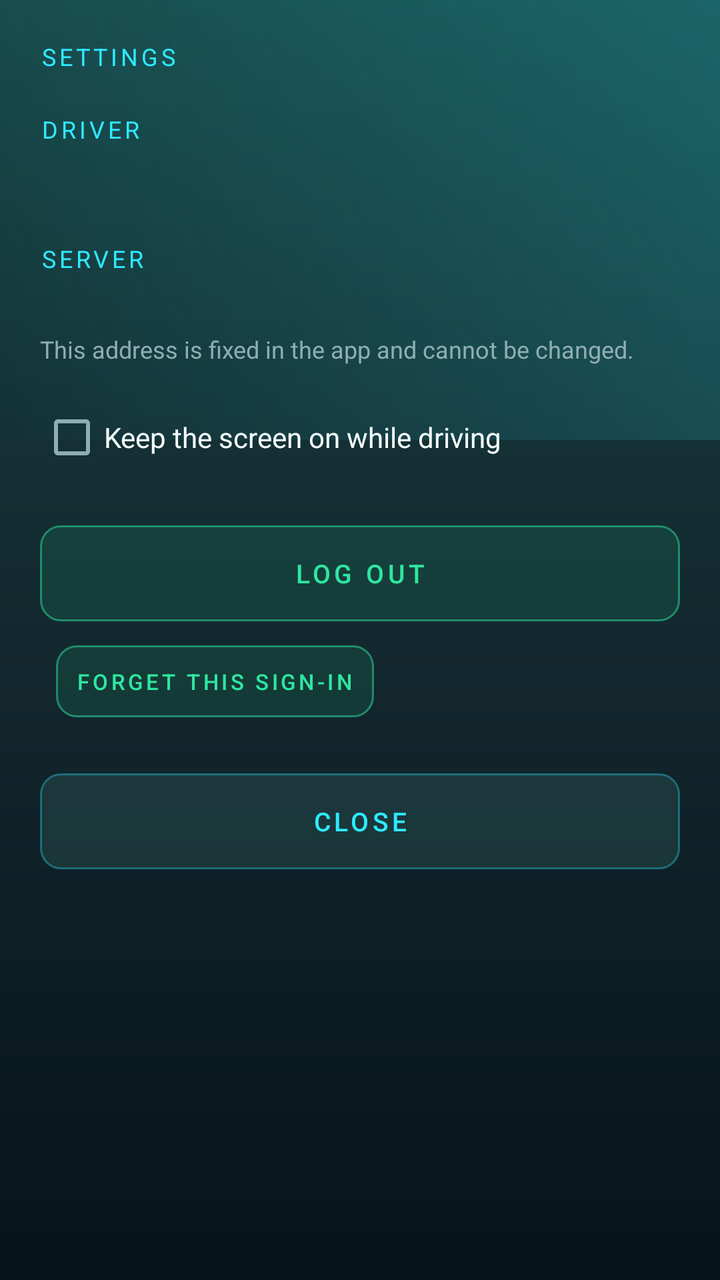
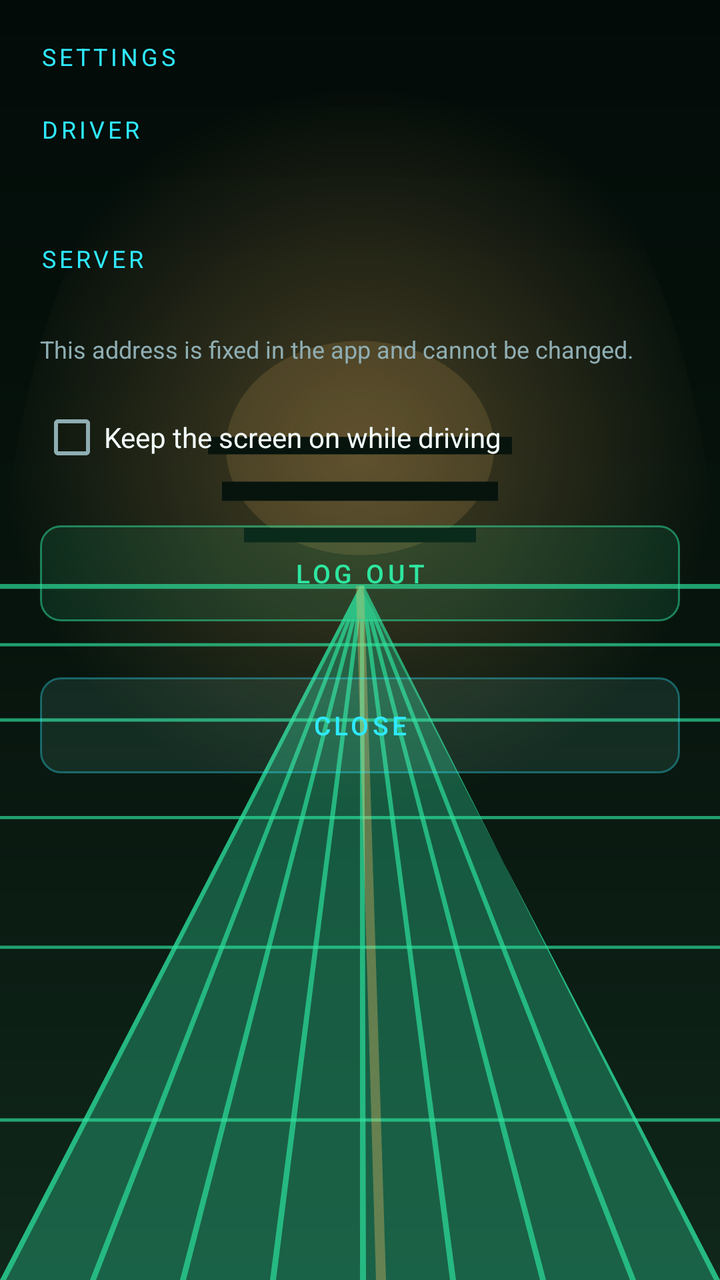

Two renders of the same Android screen: before a commit and after it. Below are the layout's source before the change and the commit's diff.
<!-- AndroidManifest.xml: activity theme Theme.NightRider -->
<!-- res/layout/activity_settings.xml -->
<?xml version="1.0" encoding="utf-8"?>
<ScrollView xmlns:android="http://schemas.android.com/apk/res/android"
    android:layout_width="match_parent"
    android:layout_height="match_parent"
    android:fillViewport="true">

    <LinearLayout
        android:layout_width="match_parent"
        android:layout_height="wrap_content"
        android:orientation="vertical"
        android:padding="20dp">

        <TextView
            style="@style/NrLabel"
            android:layout_width="match_parent"
            android:layout_height="wrap_content"
            android:text="@string/settings_title" />

        <TextView
            style="@style/NrLabel"
            android:layout_width="match_parent"
            android:layout_height="wrap_content"
            android:layout_marginTop="20dp"
            android:text="@string/driver_label" />

        <TextView
            android:id="@+id/driverValue"
            android:layout_width="match_parent"
            android:layout_height="wrap_content"
            android:layout_marginTop="4dp"
            android:textColor="@color/ice"
            android:textSize="18sp" />

        <TextView
            style="@style/NrLabel"
            android:layout_width="match_parent"
            android:layout_height="wrap_content"
            android:layout_marginTop="20dp"
            android:text="@string/server_label" />

        <TextView
            android:id="@+id/serverValue"
            android:layout_width="match_parent"
            android:layout_height="wrap_content"
            android:layout_marginTop="4dp"
            android:textColor="@color/cyan"
            android:textSize="14sp" />

        <TextView
            android:layout_width="match_parent"
            android:layout_height="wrap_content"
            android:layout_marginTop="6dp"
            android:text="@string/server_note"
            android:textColor="@color/mist"
            android:textSize="12sp" />

        <CheckBox
            android:id="@+id/keepAwake"
            android:layout_width="match_parent"
            android:layout_height="wrap_content"
            android:layout_marginTop="20dp"
            android:text="@string/keep_awake"
            android:textColor="@color/ice"
            android:textSize="14sp" />

        <Button
            android:id="@+id/logoutButton"
            style="@style/NrButton.Alt"
            android:layout_width="match_parent"
            android:layout_height="wrap_content"
            android:layout_marginTop="28dp"
            android:text="@string/action_logout" />

        <Button
            android:id="@+id/resetPinButton"
            style="@style/NrBarButton.Alt"
            android:layout_width="wrap_content"
            android:layout_height="wrap_content"
            android:layout_marginTop="12dp"
            android:text="@string/reset_pin" />

        <Button
            android:id="@+id/closeButton"
            style="@style/NrButton"
            android:layout_width="match_parent"
            android:layout_height="wrap_content"
            android:layout_marginTop="28dp"
            android:text="@string/close" />
    </LinearLayout>
</ScrollView>
<!-- resources referenced by this layout -->
<resources>
  <color name="cyan">#2FE9FF</color>
  <color name="ice">#F3FDFB</color>
  <color name="mist">#8FAEB3</color>
  <string name="action_logout">Log out</string>
  <string name="close">Close</string>
  <string name="driver_label">Driver</string>
  <string name="keep_awake">Keep the screen on while driving</string>
  <string name="reset_pin">Forget this sign-in</string>
  <string name="server_label">Server</string>
  <string name="server_note">This address is fixed in the app and cannot be changed.</string>
  <string name="settings_title">Settings</string>
  <style name="NrBarButton.Alt" parent="NrButton.Alt">
          <item name="android:minHeight">36dp</item>
          <item name="android:minWidth">0dp</item>
          <item name="android:paddingStart">10dp</item>
          <item name="android:paddingEnd">10dp</item>
          <item name="android:textSize">11sp</item>
          <item name="android:layout_marginStart">8dp</item>
      </style>
  <style name="NrButton.Alt">
          <item name="android:background">@drawable/btn_outline_plum</item>
          <item name="android:textColor">@color/plum</item>
      </style>
  <style name="NrLabel">
          <item name="android:textColor">@color/cyan</item>
          <item name="android:textSize">12sp</item>
          <item name="android:textAllCaps">true</item>
          <item name="android:letterSpacing">0.14</item>
      </style>
  <color name="plum">#2EE6A0</color>
  <color name="void_night">#06131A</color>
  <!-- drawable bg_nightwave (drawable) -->
  <?xml version="1.0" encoding="utf-8"?>
  <layer-list xmlns:android="http://schemas.android.com/apk/res/android">
      <item>
          <shape android:shape="rectangle">
              <gradient
                  android:angle="270"
                  android:startColor="#164343"
                  android:centerColor="@color/indigo"
                  android:endColor="@color/void_night" />
          </shape>
      </item>
      <item android:top="0dp" android:gravity="top|end" android:height="220dp">
          <shape android:shape="rectangle">
              <gradient
                  android:angle="225"
                  android:startColor="#332FE9FF"
                  android:endColor="#002FE9FF" />
          </shape>
      </item>
  </layer-list>
  <color name="line_cyan">#592FE9FF</color>
  <color name="indigo">#13282E</color>
  <!-- unchanged entries left out for length: 4 -->
</resources>

<!-- the commit's change to res/layout/activity_settings.xml (unified diff, before → after) -->
@@ -72,14 +72,6 @@
             android:text="@string/action_logout" />
 
         <Button
-            android:id="@+id/resetPinButton"
-            style="@style/NrBarButton.Alt"
-            android:layout_width="wrap_content"
-            android:layout_height="wrap_content"
-            android:layout_marginTop="12dp"
-            android:text="@string/reset_pin" />
-
-        <Button
             android:id="@+id/closeButton"
             style="@style/NrButton"
             android:layout_width="match_parent"
<!-- resource entries referenced after the edit -->
@@ -7,18 +7,9 @@
   <string name="close">Close</string>
   <string name="driver_label">Driver</string>
   <string name="keep_awake">Keep the screen on while driving</string>
-  <string name="reset_pin">Forget this sign-in</string>
   <string name="server_label">Server</string>
   <string name="server_note">This address is fixed in the app and cannot be changed.</string>
   <string name="settings_title">Settings</string>
-  <style name="NrBarButton.Alt" parent="NrButton.Alt">
-          <item name="android:minHeight">36dp</item>
-          <item name="android:minWidth">0dp</item>
-          <item name="android:paddingStart">10dp</item>
-          <item name="android:paddingEnd">10dp</item>
-          <item name="android:textSize">11sp</item>
-          <item name="android:layout_marginStart">8dp</item>
-      </style>
   <style name="NrButton.Alt">
           <item name="android:background">@drawable/btn_outline_plum</item>
           <item name="android:textColor">@color/plum</item>
@@ -38,22 +29,44 @@
           <shape android:shape="rectangle">
               <gradient
                   android:angle="270"
-                  android:startColor="#164343"
-                  android:centerColor="@color/indigo"
-                  android:endColor="@color/void_night" />
+                  android:startColor="#030B08"
+                  android:centerColor="#07140D"
+                  android:endColor="#10271B" />
           </shape>
       </item>
-      <item android:top="0dp" android:gravity="top|end" android:height="220dp">
-          <shape android:shape="rectangle">
+      <item>
+          <shape android:shape="oval">
               <gradient
-                  android:angle="225"
-                  android:startColor="#332FE9FF"
-                  android:endColor="#002FE9FF" />
+                  android:type="radial"
+                  android:gradientRadius="180dp"
+                  android:centerX="0.5"
+                  android:centerY="0.35"
+                  android:startColor="#44FFC36B"
+                  android:endColor="#00030B08" />
           </shape>
       </item>
+      <item android:drawable="@drawable/night_horizon_grid" />
   </layer-list>
   <color name="line_cyan">#592FE9FF</color>
-  <color name="indigo">#13282E</color>
+  <!-- drawable night_horizon_grid (drawable) -->
+  <?xml version="1.0" encoding="utf-8"?>
+  <vector xmlns:android="http://schemas.android.com/apk/res/android"
+      android:width="360dp"
+      android:height="800dp"
+      android:viewportWidth="360"
+      android:viewportHeight="800">
+      <path
+          android:fillColor="#22FFC36B"
+          android:pathData="M113,280 A67,67 0,1 1,247 280 A67,67 0,1 1,113 280 Z" />
+      <path
+          android:fillColor="#FF07140D"
+          android:pathData="M104,273 L256,273 L256,284 L104,284 Z M111,301 L249,301 L249,313 L111,313 Z M122,330 L238,330 L238,339 L122,339 Z" />
+      <path android:fillColor="#AA2EE6A0" android:pathData="M0,365 L360,365 L360,368 L0,368 Z" />
+      <path android:fillColor="#5530D8A0" android:pathData="M180,366 L0,800 L360,800 Z" />
+      <path android:fillColor="#AA2EE6A0" android:pathData="M0,402 L360,402 L360,404 L0,404 Z M0,449 L360,449 L360,451 L0,451 Z M0,510 L360,510 L360,512 L0,512 Z M0,591 L360,591 L360,593 L0,593 Z M0,699 L360,699 L360,701 L0,701 Z" />
+      <path android:fillColor="#AA2EE6A0" android:pathData="M180,366 L0,800 L3,800 L182,366 Z M180,366 L45,800 L48,800 L182,366 Z M180,366 L90,800 L93,800 L182,366 Z M180,366 L135,800 L138,800 L182,366 Z M180,366 L180,800 L183,800 L182,366 Z M180,366 L225,800 L228,800 L182,366 Z M180,366 L270,800 L273,800 L182,366 Z M180,366 L315,800 L318,800 L182,366 Z M180,366 L360,800 L357,800 L182,366 Z" />
+      <path android:fillColor="#55FFC36B" android:pathData="M178,366 L182,366 L193,800 L188,800 Z" />
+  </vector>
   <!-- unchanged entries left out for length: 4 -->
 </resources>
 
